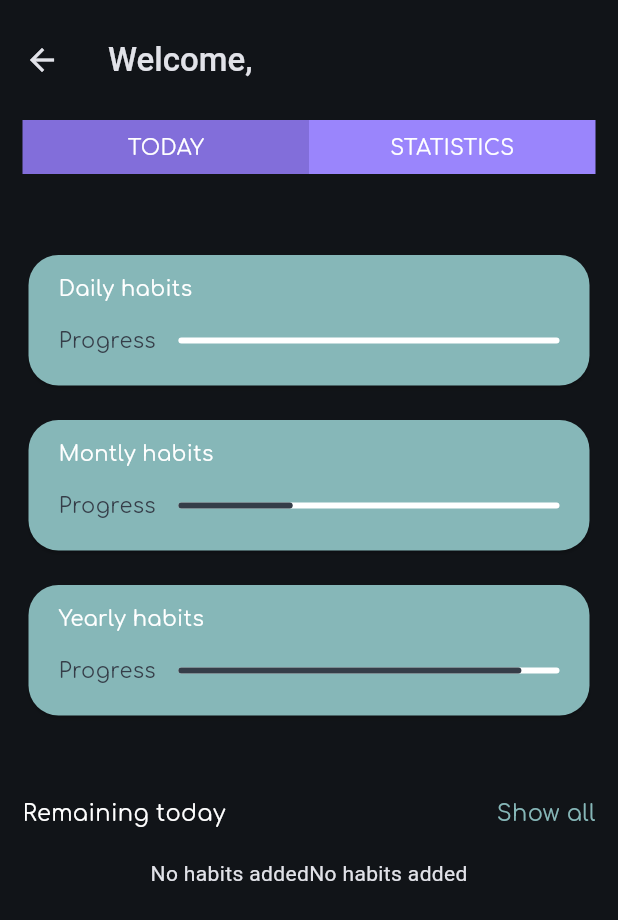
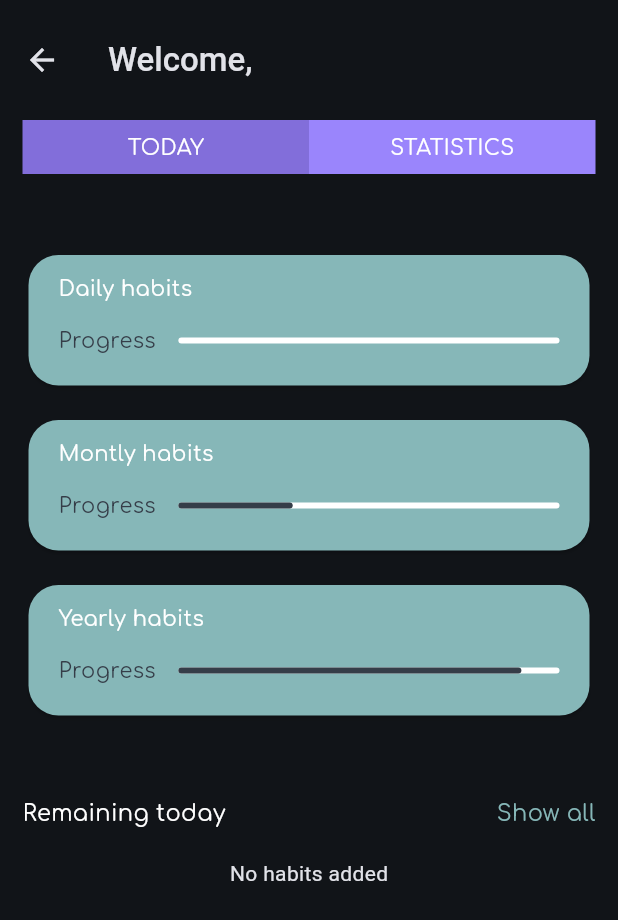
Before and after one commit to asolmon88/habit_app, a Flutter app: the UserHabitsDetails screen opened directly, on a phone screen of 412 x 824 dp. Shown: the top 920 px of the screen. Run offline on Flutter 3.47's test engine with Material 3 defaults, Android fonts, the phone set to English and light mode, and no system bars; our stand-ins replace cloud_firestore, equatable, firebase_auth, firebase_core, flutter_bloc, go_router and 1 more; accounts and stored records are empty.

Commit message:
Progress to changing hardcoded daily_habits, not done

```diff
--- a/lib/config/router/app_router.dart
+++ b/lib/config/router/app_router.dart
@@ -52,8 +52,11 @@ final appRouter = GoRouter(
       ),
     ),
     GoRoute(
-      path: '/addHabit',
-      builder:(context, state) => AddHabitScreen(),
+      path: '/addHabit/:habitType',
+      name: 'addHabit',
+      builder:(context, state) => AddHabitScreen(
+        habitType: state.pathParameters['habitType'],
+      ),
     ),
   ]
 );
--- a/lib/infrastructure/services/firestore_service.dart
+++ b/lib/infrastructure/services/firestore_service.dart
@@ -47,6 +47,12 @@ class FirestoreService {
           'name': name,
           'lastname': lastname
         });
+      for (String element in
+        ['daily_habits', 'monthly_habits', 'yearly_habits']) {
+          await FirebaseFirestore.instance.collection(email)
+          .doc(element)
+          .set({});
+        }
   }
 
   Future<void> updateHabit(String email, String habitType,
--- a/lib/presentation/screens/add_habit.dart
+++ b/lib/presentation/screens/add_habit.dart
@@ -8,7 +8,7 @@ import 'package:habit_app/presentation/bloc.dart';
 import 'package:habit_app/presentation/widgets.dart';
 
 class AddHabitScreen extends StatelessWidget {
-  final String habitType;
+  final String? habitType;
 
   final _keyForm = GlobalKey<FormState>();
   final _nameController = TextEditingController();
@@ -18,7 +18,7 @@ class AddHabitScreen extends StatelessWidget {
 
   AddHabitScreen({
     super.key,
-    this.habitType = 'daily_habits',
+    this.habitType,
   });
 
   int currentValue(String text) {
@@ -114,7 +114,7 @@ class AddHabitScreen extends StatelessWidget {
                         if (isValid) {
                           context.read<HabitsCubit>().addHabit(
                             context.read<AuthCubit>().state.email,
-                            habitType,
+                            habitType!,
                             _nameController.text.trim(),
                             currentValue(_currentValueController.text)
                               .toString(),
--- a/lib/presentation/screens/habits_screen.dart
+++ b/lib/presentation/screens/habits_screen.dart
@@ -54,7 +54,10 @@ class _HabitsScreenState extends State<HabitsScreen> {
                   mainAxisAlignment: MainAxisAlignment.spaceBetween,
                   children: [
                     _edit == false ? GestureDetector(
-                      onTap: () => context.push('/addHabit'),
+                      onTap: () => context.pushNamed(
+                        'addHabit',
+                        pathParameters: {'habitType': widget.habitType}
+                      ),
                       child: Text(
                         'Add',
                         style: TextStyle(
--- a/lib/presentation/widgets/habits_list/habits_list.dart
+++ b/lib/presentation/widgets/habits_list/habits_list.dart
@@ -57,7 +57,10 @@ class _HabitsListState extends State<HabitsList> {
     final habitsCubit = context.watch<HabitsCubit>();
 
     return Column(
-      children: List.generate(
+      children: widget.habits == null || widget.habits!.isEmpty ?
+      (widget.habits!.isEmpty ? [const Text('No habits added')] :
+      [const Text('All done!')]) :
+      List.generate(
         widget.rowCount,
         (rowIndex) {
           return Row(
@@ -66,7 +69,6 @@ class _HabitsListState extends State<HabitsList> {
               widget.columnCount,
               (columnIndex) {
                 final index = rowIndex * widget.columnCount + columnIndex;
-                if (widget.habits != null && widget.habits!.isNotEmpty) {
                 if (index != widget.habits!.length) {
                   final title = widget.habits!.keys.elementAt(index);
                   final currentHabit = widget.habits![title];
@@ -88,11 +90,6 @@ class _HabitsListState extends State<HabitsList> {
                 } else {
                   return const Expanded(child: SizedBox());
                 }
-                } else {
-                  return widget.habits!.isEmpty ?
-                  const Text('No habits added') :
-                  const Text('All done!');
-                }
               }
             ),
           );
--- a/lib/presentation/widgets/home_screen/user_habits_details.dart
+++ b/lib/presentation/widgets/home_screen/user_habits_details.dart
@@ -48,14 +48,16 @@ class UserHabitsDetails extends StatelessWidget {
                   onTap: () => context.push('/dailyHabits'),
                 ),
                 const SizedBox(height: 15,),
-                const PeriodHabitCard(
+                PeriodHabitCard(
                   title: 'Montly habits',
                   value: 0.3,
+                  onTap: () => context.push('/monthlyHabits'),
                 ),
                 const SizedBox(height: 15,),
-                const PeriodHabitCard(
+                PeriodHabitCard(
                   title: 'Yearly habits',
                   value: 0.9,
+                  onTap: () => context.push('/yearlyHabits'),
                 ),
                 const SizedBox(height: 50,),
                 Row(
--- a/pubspec.yaml
+++ b/pubspec.yaml
@@ -9,7 +9,7 @@ environment:
 dependencies:
   cloud_firestore: ^4.13.2
   equatable: ^2.0.5
-  firebase_auth: ^4.14.1
+  firebase_auth: ^4.15.0
   firebase_core: ^2.24.0
   flutter:
     sdk: flutter
```
Lines whose indentation alone changed are shown as unchanged.
